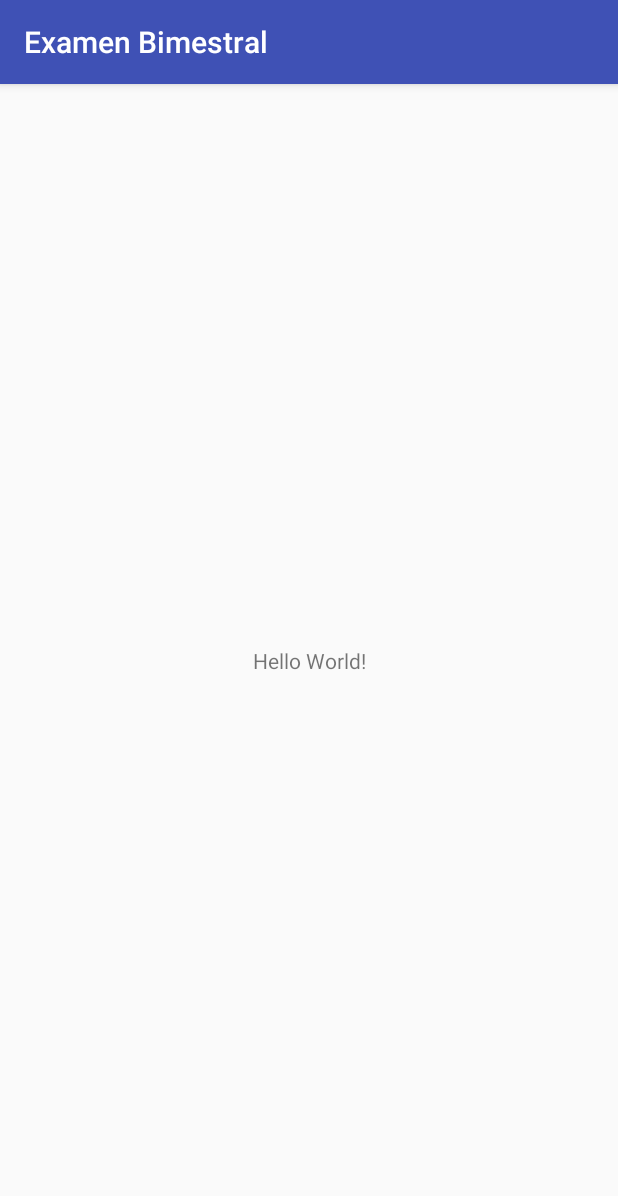
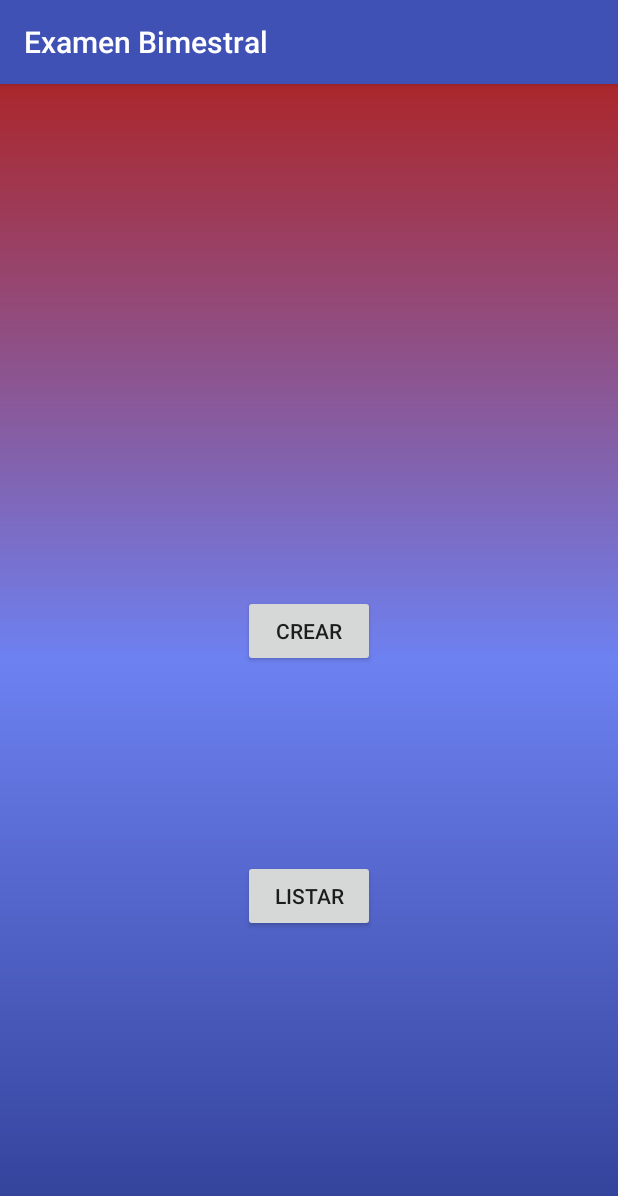
Before and after one commit to darwinguz/AppMov2018A-ExamenBimestral, an Android app: the screen it shows after launch (MainActivity), on a phone screen of 412 x 824 dp. Shown: the top 1196 px of the screen. Run offline under Robolectric (Android 15) with nearby library versions, the phone set to English and light mode, and no system bars.

Commit message:
Clases bean creadas, actividad principal lista y Crear y Listar por implementarse

```diff
--- a/app/build.gradle
+++ b/app/build.gradle
@@ -24,7 +24,7 @@ android {
 
 dependencies {
     implementation fileTree(dir: 'libs', include: ['*.jar'])
-    implementation"org.jetbrains.kotlin:kotlin-stdlib-jre7:$kotlin_version"
+    implementation "org.jetbrains.kotlin:kotlin-stdlib-jre7:$kotlin_version"
     implementation 'com.android.support:appcompat-v7:27.1.1'
     implementation 'com.android.support.constraint:constraint-layout:1.1.0'
     testImplementation 'junit:junit:4.12'
--- a/app/src/main/AndroidManifest.xml
+++ b/app/src/main/AndroidManifest.xml
@@ -16,6 +16,8 @@
                 <category android:name="android.intent.category.LAUNCHER" />
             </intent-filter>
         </activity>
+        <activity android:name=".CrearComidaActivity" />
+        <activity android:name=".ListarComidaActivity"></activity>
     </application>
 
 </manifest>
--- /dev/null
+++ b/app/src/main/res/drawable/fon_background_gen.xml
@@ -0,0 +1,15 @@
+<?xml version="1.0" encoding="utf-8"?>
+<shape xmlns:android="http://schemas.android.com/apk/res/android"
+    android:shape="rectangle">
+    <gradient
+        android:angle="90"
+        android:centerColor="#6d81f1"
+        android:endColor="#ab272c"
+        android:startColor="#303f96" />
+    <padding
+        android:bottom="7dp"
+        android:left="7dp"
+        android:right="7dp"
+        android:top="7dp" />
+
+</shape>
--- a/app/src/main/res/layout/activity_main.xml
+++ b/app/src/main/res/layout/activity_main.xml
@@ -4,15 +4,37 @@
     xmlns:tools="http://schemas.android.com/tools"
     android:layout_width="match_parent"
     android:layout_height="match_parent"
+    android:background="@drawable/fon_background_gen"
     tools:context=".MainActivity">
 
-    <TextView
+    <Button
+        android:id="@+id/btn_crear"
         android:layout_width="wrap_content"
         android:layout_height="wrap_content"
-        android:text="Hello World!"
+        android:layout_marginBottom="8dp"
+        android:layout_marginEnd="8dp"
+        android:layout_marginLeft="8dp"
+        android:layout_marginRight="8dp"
+        android:layout_marginStart="8dp"
+        android:layout_marginTop="8dp"
+        android:text="@string/str_btn_crear"
+        app:layout_constraintBottom_toTopOf="@+id/btn_listar"
+        app:layout_constraintEnd_toEndOf="parent"
+        app:layout_constraintStart_toStartOf="parent"
+        app:layout_constraintTop_toTopOf="parent"
+        app:layout_constraintVertical_bias="0.73" />
+
+    <Button
+        android:id="@+id/btn_listar"
+        android:layout_width="wrap_content"
+        android:layout_height="wrap_content"
+        android:layout_marginBottom="196dp"
+        android:layout_marginEnd="8dp"
+        android:layout_marginLeft="8dp"
+        android:layout_marginRight="8dp"
+        android:layout_marginStart="8dp"
+        android:text="@string/str_btn_listar"
         app:layout_constraintBottom_toBottomOf="parent"
-        app:layout_constraintLeft_toLeftOf="parent"
-        app:layout_constraintRight_toRightOf="parent"
-        app:layout_constraintTop_toTopOf="parent" />
-
+        app:layout_constraintEnd_toEndOf="parent"
+        app:layout_constraintStart_toStartOf="parent" />
 </android.support.constraint.ConstraintLayout>
--- a/app/src/main/res/values/strings.xml
+++ b/app/src/main/res/values/strings.xml
@@ -1,3 +1,5 @@
 <resources>
     <string name="app_name">Examen Bimestral</string>
+    <string name="str_btn_crear">Crear</string>
+    <string name="str_btn_listar">Listar</string>
 </resources>
```
Also changed, not shown: app/src/main/java/cynitech/wrad/examenbimestral/CrearComidaActivity.kt (added, +12 -0 lines), app/src/main/java/cynitech/wrad/examenbimestral/ListarComidaActivity.kt (added, +12 -0 lines), app/src/main/java/cynitech/wrad/examenbimestral/MainActivity.kt (+22 -1 lines), app/src/main/java/cynitech/wrad/examenbimestral/beans/BeaComida.kt (added, +48 -0 lines), app/src/main/java/cynitech/wrad/examenbimestral/beans/BeaIngrediente.kt (added, +48 -0 lines), app/src/main/res/layout/activity_crear_comida.xml (added, +9 -0 lines), app/src/main/res/layout/activity_listar_comida.xml (added, +9 -0 lines), 1 other file.
